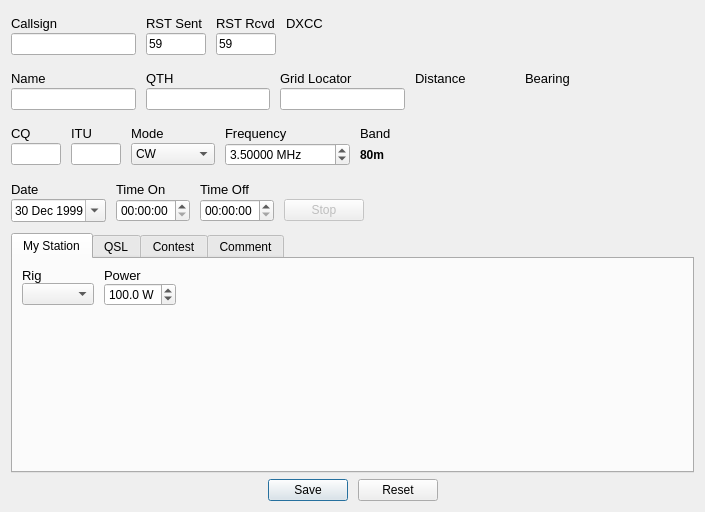
The window that ui/newcontactwidget.ui (7h0ma5/OpenShack) describes before a commit, drawn with Qt 5.
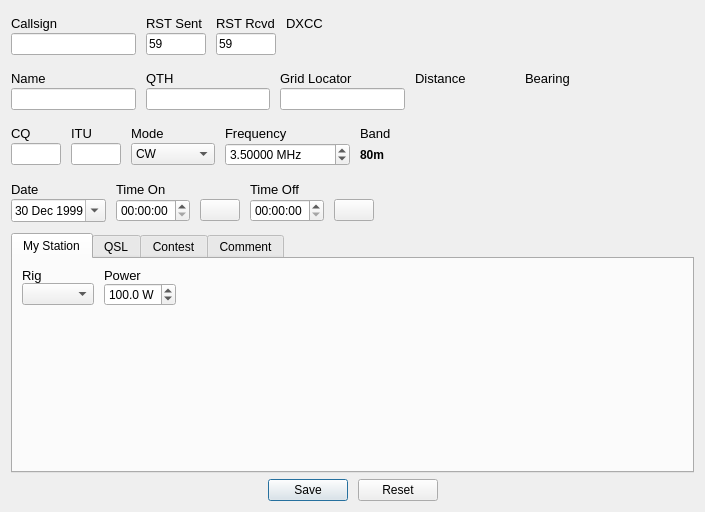
The same window after the commit. The open tabs and pages were chosen to show the change. Icons and pictures are not drawn.

Diff of the .ui file:
```diff
--- a/ui/newcontactwidget.ui
+++ b/ui/newcontactwidget.ui
@@ -656,7 +656,7 @@
      <property name="verticalSpacing">
       <number>2</number>
      </property>
-     <item row="0" column="3">
+     <item row="0" column="4">
       <widget class="QLabel" name="timeOffLabel">
        <property name="font">
         <font>
@@ -686,7 +686,7 @@
        </property>
       </widget>
      </item>
-     <item row="1" column="3">
+     <item row="1" column="4">
       <widget class="QTimeEdit" name="timeOffEdit">
        <property name="focusPolicy">
         <enum>Qt::NoFocus</enum>
@@ -699,7 +699,7 @@
        </property>
       </widget>
      </item>
-     <item row="1" column="5">
+     <item row="1" column="6">
       <spacer name="horizontalSpacer">
        <property name="orientation">
         <enum>Qt::Horizontal</enum>
@@ -763,16 +763,31 @@
        </property>
       </widget>
      </item>
-     <item row="1" column="4">
+     <item row="1" column="5">
       <widget class="QPushButton" name="stopContactTimerButton">
        <property name="enabled">
-        <bool>false</bool>
+        <bool>true</bool>
        </property>
        <property name="focusPolicy">
         <enum>Qt::NoFocus</enum>
        </property>
        <property name="text">
-        <string>Stop</string>
+        <string/>
+       </property>
+       <property name="icon">
+        <iconset resource="../res/res.qrc">
+         <normaloff>:/res/icons/clock-stop.png</normaloff>:/res/icons/clock-stop.png</iconset>
+       </property>
+      </widget>
+     </item>
+     <item row="1" column="3">
+      <widget class="QPushButton" name="updateTimeButton">
+       <property name="text">
+        <string/>
+       </property>
+       <property name="icon">
+        <iconset resource="../res/res.qrc">
+         <normaloff>:/res/icons/clock-new.png</normaloff>:/res/icons/clock-new.png</iconset>
        </property>
       </widget>
      </item>
```
Left out of the diff: 101 changed lines with no effect on the pictures.
